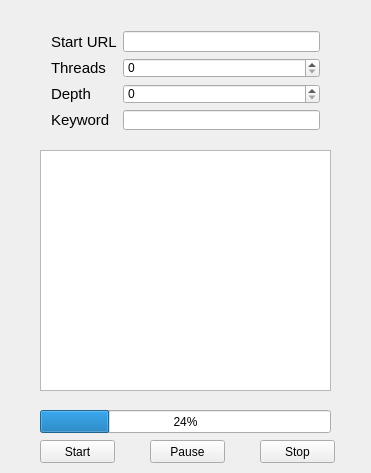
Before: the Qt Designer form mainwindow.ui in daniilkrant/Developex-Test, drawn with Qt 5.
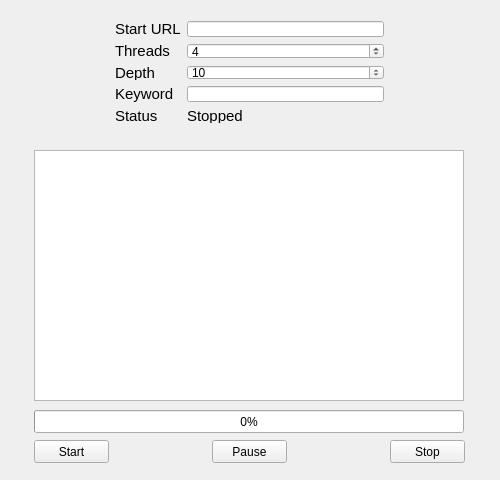
After: the same form once the commit is applied.

Patch:
```diff
--- a/mainwindow.ui
+++ b/mainwindow.ui
@@ -6,12 +6,18 @@
    <rect>
     <x>0</x>
     <y>0</y>
-    <width>371</width>
-    <height>473</height>
+    <width>500</width>
+    <height>480</height>
    </rect>
   </property>
+  <property name="sizePolicy">
+   <sizepolicy hsizetype="Preferred" vsizetype="Fixed">
+    <horstretch>0</horstretch>
+    <verstretch>0</verstretch>
+   </sizepolicy>
+  </property>
   <property name="windowTitle">
-   <string>MainWindow</string>
+   <string>Krant Daniil DevelopEx Final Test Task</string>
   </property>
   <property name="animated">
    <bool>true</bool>
@@ -20,7 +26,7 @@
    <widget class="QPushButton" name="startButton">
     <property name="geometry">
      <rect>
-      <x>40</x>
+      <x>34</x>
       <y>440</y>
       <width>75</width>
       <height>23</height>
@@ -33,7 +39,7 @@
    <widget class="QPushButton" name="pauseButton">
     <property name="geometry">
      <rect>
-      <x>150</x>
+      <x>212</x>
       <y>440</y>
       <width>75</width>
       <height>23</height>
@@ -46,7 +52,7 @@
    <widget class="QPushButton" name="stopButton">
     <property name="geometry">
      <rect>
-      <x>260</x>
+      <x>390</x>
       <y>440</y>
       <width>75</width>
       <height>23</height>
@@ -59,36 +65,29 @@
    <widget class="QProgressBar" name="progressBar">
     <property name="geometry">
      <rect>
-      <x>40</x>
+      <x>34</x>
       <y>410</y>
-      <width>291</width>
+      <width>430</width>
       <height>23</height>
      </rect>
     </property>
     <property name="value">
-     <number>24</number>
-    </property>
-   </widget>
-   <widget class="QTableView" name="tableView">
-    <property name="geometry">
-     <rect>
-      <x>40</x>
-      <y>150</y>
-      <width>291</width>
-      <height>241</height>
-     </rect>
+     <number>0</number>
     </property>
    </widget>
    <widget class="QWidget" name="gridLayoutWidget">
     <property name="geometry">
      <rect>
-      <x>40</x>
-      <y>20</y>
+      <x>104</x>
+      <y>10</y>
       <width>291</width>
-      <height>121</height>
+      <height>124</height>
      </rect>
     </property>
     <layout class="QGridLayout" name="gridLayout">
+     <item row="0" column="1">
+      <widget class="QLineEdit" name="urlEdit"/>
+     </item>
      <item row="2" column="0">
       <widget class="QLabel" name="depthLabel">
        <property name="font">
@@ -101,36 +100,6 @@
        </property>
       </widget>
      </item>
-     <item row="0" column="1">
-      <widget class="QLineEdit" name="urlEdit"/>
-     </item>
-     <item row="3" column="1">
-      <widget class="QLineEdit" name="keywordEdit"/>
-     </item>
-     <item row="3" column="0">
-      <widget class="QLabel" name="keywordLabel">
-       <property name="font">
-        <font>
-         <pointsize>11</pointsize>
-        </font>
-       </property>
-       <property name="text">
-        <string>Keyword</string>
-       </property>
-      </widget>
-     </item>
-     <item row="0" column="0">
-      <widget class="QLabel" name="urlLabel">
-       <property name="font">
-        <font>
-         <pointsize>11</pointsize>
-        </font>
-       </property>
-       <property name="text">
-        <string>Start URL</string>
-       </property>
-      </widget>
-     </item>
      <item row="1" column="0">
       <widget class="QLabel" name="threadsLabel">
        <property name="font">
@@ -148,13 +117,91 @@
        <property name="layoutDirection">
         <enum>Qt::LeftToRight</enum>
        </property>
+       <property name="value">
+        <number>10</number>
+       </property>
+      </widget>
+     </item>
+     <item row="0" column="0">
+      <widget class="QLabel" name="urlLabel">
+       <property name="font">
+        <font>
+         <pointsize>11</pointsize>
+        </font>
+       </property>
+       <property name="text">
+        <string>Start URL</string>
+       </property>
       </widget>
      </item>
      <item row="1" column="1">
-      <widget class="QSpinBox" name="threadsBox"/>
+      <widget class="QSpinBox" name="threadsBox">
+       <property name="maximum">
+        <number>16</number>
+       </property>
+       <property name="value">
+        <number>4</number>
+       </property>
+      </widget>
+     </item>
+     <item row="3" column="0">
+      <widget class="QLabel" name="keywordLabel">
+       <property name="font">
+        <font>
+         <pointsize>11</pointsize>
+        </font>
+       </property>
+       <property name="text">
+        <string>Keyword</string>
+       </property>
+      </widget>
+     </item>
+     <item row="3" column="1">
+      <widget class="QLineEdit" name="keywordEdit">
+       <property name="dragEnabled">
+        <bool>true</bool>
+       </property>
+      </widget>
+     </item>
+     <item row="4" column="0">
+      <widget class="QLabel" name="statusROLabel">
+       <property name="font">
+        <font>
+         <pointsize>11</pointsize>
+        </font>
+       </property>
+       <property name="text">
+        <string>Status</string>
+       </property>
+      </widget>
+     </item>
+     <item row="4" column="1">
+      <widget class="QLabel" name="statusLabel">
+       <property name="font">
+        <font>
+         <pointsize>11</pointsize>
+        </font>
+       </property>
+       <property name="text">
+        <string>Stopped</string>
+       </property>
+      </widget>
      </item>
     </layout>
    </widget>
+   <widget class="QTableWidget" name="tableWidget">
+    <property name="geometry">
+     <rect>
+      <x>34</x>
+      <y>150</y>
+      <width>430</width>
+      <height>251</height>
+     </rect>
+    </property>
+    <property name="sizeAdjustPolicy">
+     <enum>QAbstractScrollArea::AdjustIgnored</enum>
+    </property>
+   </widget>
   </widget>
  </widget>
  <layoutdefault spacing="6" margin="11"/>
```
